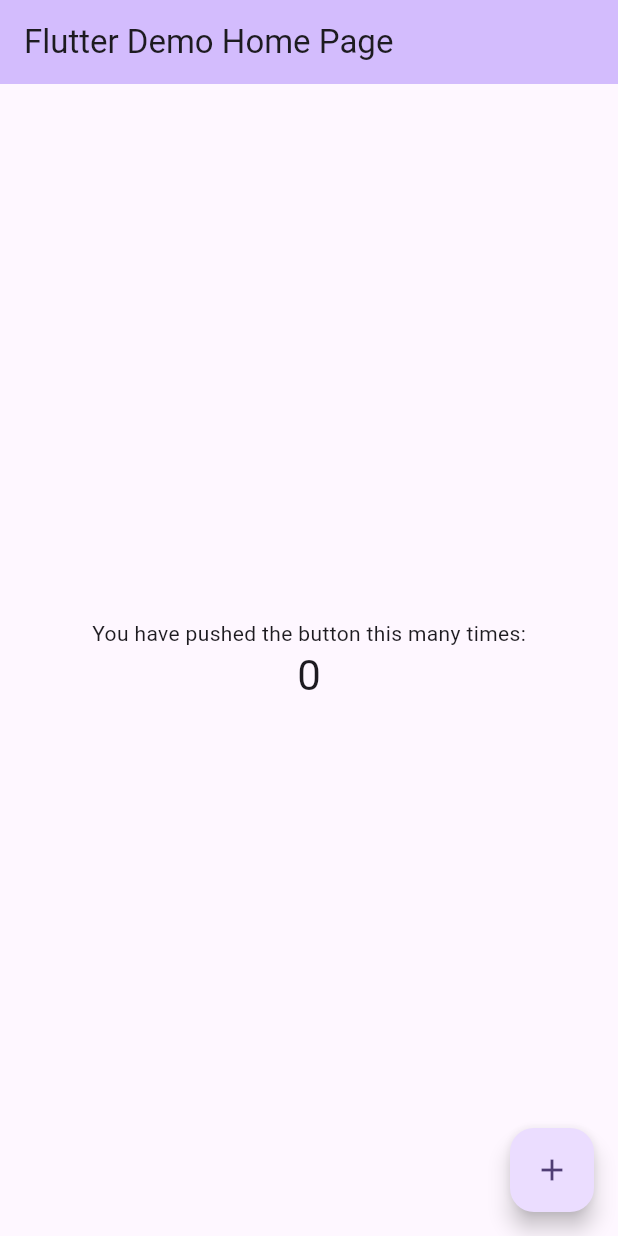
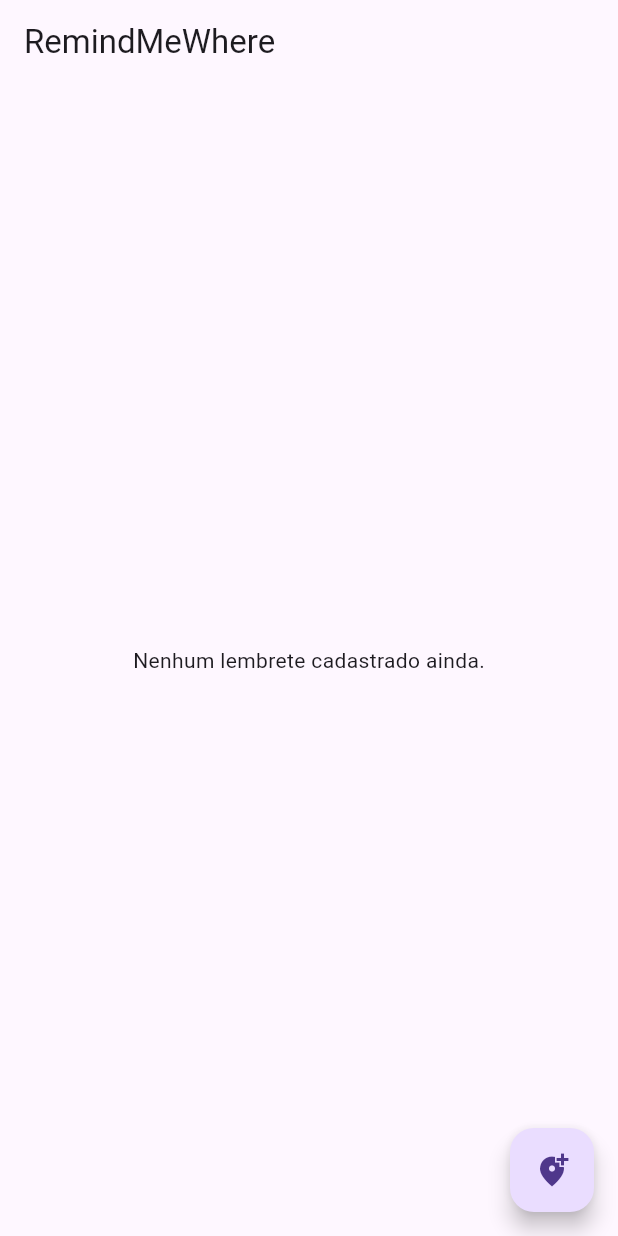
Before and after one commit to prissycorrea/remindmewhere, a Flutter app: the screen it shows after launch, on a phone screen of 412 x 824 dp. Run offline on Flutter 3.47's test engine with Material 3 defaults, Android fonts, the light colour scheme and no system bars.

Commit message:
criação de estrutura

```diff
--- a/lib/main.dart
+++ b/lib/main.dart
@@ -1,122 +1,54 @@
 import 'package:flutter/material.dart';
 
 void main() {
-  runApp(const MyApp());
+  runApp(const RemindMeWhereApp());
 }
 
-class MyApp extends StatelessWidget {
-  const MyApp({super.key});
+class RemindMeWhereApp extends StatelessWidget {
+  const RemindMeWhereApp({super.key});
 
-  // This widget is the root of your application.
   @override
   Widget build(BuildContext context) {
     return MaterialApp(
-      title: 'Flutter Demo',
-      theme: ThemeData(
-        // This is the theme of your application.
-        //
-        // TRY THIS: Try running your application with "flutter run". You'll see
-        // the application has a purple toolbar. Then, without quitting the app,
-        // try changing the seedColor in the colorScheme below to Colors.green
-        // and then invoke "hot reload" (save your changes or press the "hot
-        // reload" button in a Flutter-supported IDE, or press "r" if you used
-        // the command line to start the app).
-        //
-        // Notice that the counter didn't reset back to zero; the application
-        // state is not lost during the reload. To reset the state, use hot
-        // restart instead.
-        //
-        // This works for code too, not just values: Most code changes can be
-        // tested with just a hot reload.
-        colorScheme: ColorScheme.fromSeed(seedColor: Colors.deepPurple),
-      ),
-      home: const MyHomePage(title: 'Flutter Demo Home Page'),
+      title: 'RemindMeWhere',
+      theme: ThemeData(primarySwatch: Colors.indigo),
+      home: const HomePage(),
     );
   }
 }
 
-class MyHomePage extends StatefulWidget {
-  const MyHomePage({super.key, required this.title});
+class HomePage extends StatelessWidget {
+  const HomePage({super.key});
 
-  // This widget is the home page of your application. It is stateful, meaning
-  // that it has a State object (defined below) that contains fields that affect
-  // how it looks.
-
-  // This class is the configuration for the state. It holds the values (in this
-  // case the title) provided by the parent (in this case the App widget) and
-  // used by the build method of the State. Fields in a Widget subclass are
-  // always marked "final".
-
-  final String title;
-
-  @override
-  State<MyHomePage> createState() => _MyHomePageState();
-}
-
-class _MyHomePageState extends State<MyHomePage> {
-  int _counter = 0;
-
-  void _incrementCounter() {
-    setState(() {
-      // This call to setState tells the Flutter framework that something has
-      // changed in this State, which causes it to rerun the build method below
-      // so that the display can reflect the updated values. If we changed
-      // _counter without calling setState(), then the build method would not be
-      // called again, and so nothing would appear to happen.
-      _counter++;
-    });
+  void _navigateToAddReminder(BuildContext context) {
+    // Vamos implementar essa tela depois
+    Navigator.push(
+      context,
+      MaterialPageRoute(builder: (context) => const AddReminderPage()),
+    );
   }
 
   @override
   Widget build(BuildContext context) {
-    // This method is rerun every time setState is called, for instance as done
-    // by the _incrementCounter method above.
-    //
-    // The Flutter framework has been optimized to make rerunning build methods
-    // fast, so that you can just rebuild anything that needs updating rather
-    // than having to individually change instances of widgets.
     return Scaffold(
-      appBar: AppBar(
-        // TRY THIS: Try changing the color here to a specific color (to
-        // Colors.amber, perhaps?) and trigger a hot reload to see the AppBar
-        // change color while the other colors stay the same.
-        backgroundColor: Theme.of(context).colorScheme.inversePrimary,
-        // Here we take the value from the MyHomePage object that was created by
-        // the App.build method, and use it to set our appbar title.
-        title: Text(widget.title),
+      appBar: AppBar(title: const Text('RemindMeWhere')),
+      body: const Center(child: Text('Nenhum lembrete cadastrado ainda.')),
+      floatingActionButton: FloatingActionButton(
+        onPressed: () => _navigateToAddReminder(context),
+        child: const Icon(Icons.add_location_alt),
       ),
-      body: Center(
-        // Center is a layout widget. It takes a single child and positions it
-        // in the middle of the parent.
-        child: Column(
-          // Column is also a layout widget. It takes a list of children and
-          // arranges them vertically. By default, it sizes itself to fit its
-          // children horizontally, and tries to be as tall as its parent.
-          //
-          // Column has various properties to control how it sizes itself and
-          // how it positions its children. Here we use mainAxisAlignment to
-          // center the children vertically; the main axis here is the vertical
-          // axis because Columns are vertical (the cross axis would be
-          // horizontal).
-          //
-          // TRY THIS: Invoke "debug painting" (choose the "Toggle Debug Paint"
-          // action in the IDE, or press "p" in the console), to see the
-          // wireframe for each widget.
-          mainAxisAlignment: MainAxisAlignment.center,
-          children: <Widget>[
-            const Text('You have pushed the button this many times:'),
-            Text(
-              '$_counter',
-              style: Theme.of(context).textTheme.headlineMedium,
-            ),
-          ],
-        ),
-      ),
-      floatingActionButton: FloatingActionButton(
-        onPressed: _incrementCounter,
-        tooltip: 'Increment',
-        child: const Icon(Icons.add),
-      ), // This trailing comma makes auto-formatting nicer for build methods.
     );
   }
 }
+
+class AddReminderPage extends StatelessWidget {
+  const AddReminderPage({super.key});
+
+  @override
+  Widget build(BuildContext context) {
+    return Scaffold(
+      appBar: AppBar(title: const Text('Novo lembrete')),
+      body: const Center(child: Text('Formulário para novo lembrete')),
+    );
+  }
+}
```
Also changed, not shown: lib/create_reminder_page.dart (added).
